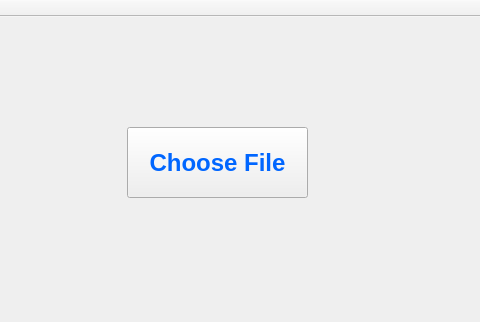
Above: app/mainwindow.ui from adwaydhillon/Prysm-Automation-Framework before the change; both pictures show x 213 to 693 and y 0 to 322 of the 846 by 483 pixel window. Below: the same form after it.
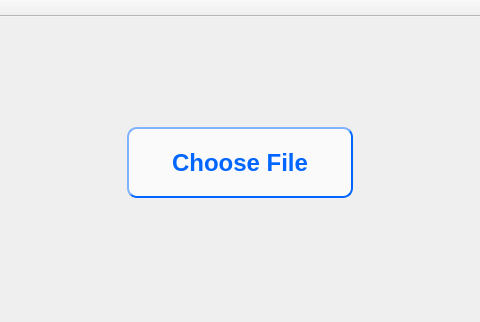
That is the form after the change.

Commit message: button stylesheet

Patch:
```diff
--- a/app/mainwindow.ui
+++ b/app/mainwindow.ui
@@ -25,7 +25,7 @@
      <rect>
       <x>340</x>
       <y>110</y>
-      <width>181</width>
+      <width>226</width>
       <height>71</height>
      </rect>
     </property>
@@ -34,13 +34,22 @@
     font-size: 18pt;
     font-weight: bold;
     color: #0066FF;
-	font: &quot;Chalkduster&quot;;
+	font: bold &quot;Chalkduster&quot;;
+	border-style: outset;
+    border-width: 2px;
+    border-radius: 10px;
+	min-width: 10em;
+    padding: 6px;
+	background-color: #FAFAFA;
 }
 </string>
     </property>
     <property name="text">
      <string>Choose File</string>
     </property>
+    <property name="flat">
+     <bool>false</bool>
+    </property>
    </widget>
   </widget>
   <widget class="QMenuBar" name="menuBar">
```
The commit also changes 3 other files.
